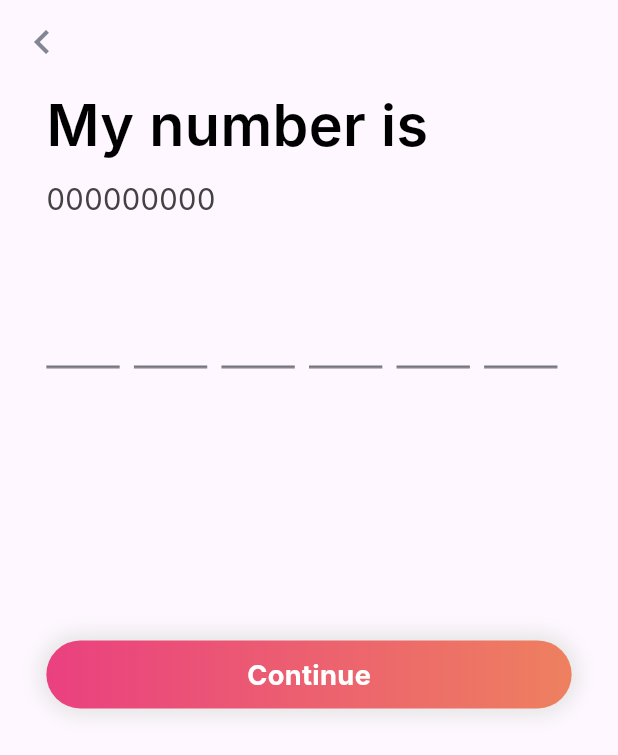
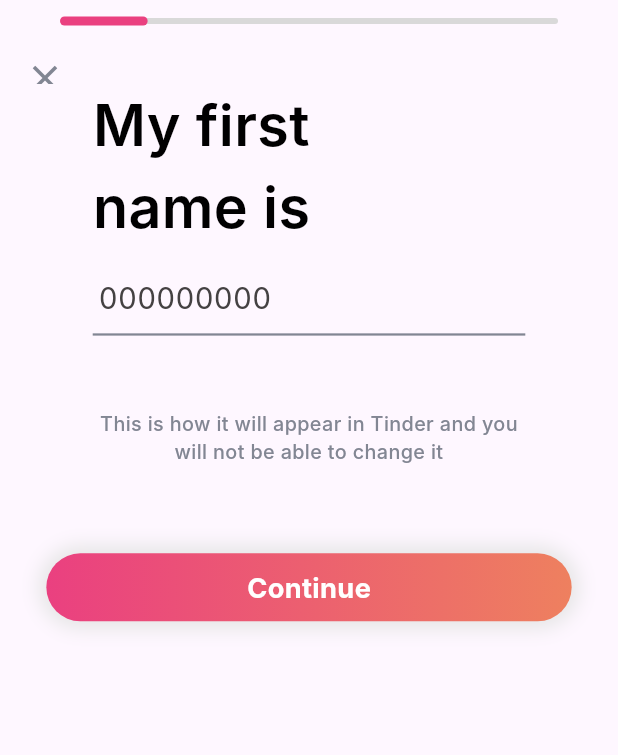
Before and after one commit to Aabis-Ahmed-Hassan/tinder_app_ui, a Flutter app: the EnterPhoneNumber screen opened directly, after a tap on "Continue", on a phone screen of 412 x 824 dp. Shown: the top 755 px of the screen. Run offline on Flutter 3.47's test engine with Material 3 defaults, Android fonts, the phone set to English and light mode, and no system bars; Roboto replaces fonts that are missing (Inter).

Commit message:
done with enter_name.dart

```diff
--- a/lib/components/logo_image_widget.dart
+++ b/lib/components/logo_image_widget.dart
@@ -11,8 +11,8 @@ class LogoImageWidget extends StatelessWidget {
       shaderCallback: (Rect bounds) {
         return LinearGradient(
           colors: [
-            AppColors.gradientColorTwo,
-            AppColors.gradientColorOne
+            AppColors.defaultColorRed,
+            AppColors.defaultColorOrange
           ], // Gradient colors
           begin: Alignment.centerLeft,
           end: Alignment.centerRight,
--- a/lib/components/my_app_bar.dart
+++ b/lib/components/my_app_bar.dart
@@ -6,6 +6,7 @@ class MyAppBar extends StatelessWidget implements PreferredSizeWidget {
   Icon? leadingIcon;
   bool showTitle;
 
+  bool centerTitle;
   Widget? title;
   bool showActions;
   List<Widget>? actions;
@@ -17,6 +18,7 @@ class MyAppBar extends StatelessWidget implements PreferredSizeWidget {
     this.title,
     required this.showActions,
     this.actions,
+    this.centerTitle = true,
   });
 
   Size get preferredSize => const Size.fromHeight(kToolbarHeight);
@@ -31,10 +33,11 @@ class MyAppBar extends StatelessWidget implements PreferredSizeWidget {
               },
               child: leadingIcon,
             )
-          : Container(),
-      title: showTitle ? title : Container(),
-      centerTitle: true,
-      actions: showActions ? actions : [],
+          : null,
+      automaticallyImplyLeading: false,
+      title: showTitle ? title : null,
+      centerTitle: centerTitle,
+      actions: showActions ? actions : null,
     );
   }
 }
--- a/lib/components/my_button.dart
+++ b/lib/components/my_button.dart
@@ -28,8 +28,8 @@ class MyButton extends StatelessWidget {
             ],
             gradient: LinearGradient(
               colors: [
-                AppColors.gradientColorTwo,
-                AppColors.gradientColorOne,
+                AppColors.defaultColorRed,
+                AppColors.defaultColorOrange,
               ],
             ),
           ),
--- a/lib/constants/app_colors.dart
+++ b/lib/constants/app_colors.dart
@@ -2,8 +2,8 @@ import 'package:flutter/material.dart';
 
 class AppColors {
   //orange
-  static const gradientColorOne = Color(0xffEE805F);
+  static const defaultColorOrange = Color(0xffEE805F);
   //red
-  static const gradientColorTwo = Color(0xffEA4080);
+  static const defaultColorRed = Color(0xffEA4080);
   static const appBarLeadingIconColor = Color(0xff828693);
 }
--- a/lib/main.dart
+++ b/lib/main.dart
@@ -1,4 +1,5 @@
 import 'package:flutter/material.dart';
+import 'package:tinder_app_ui/screens/enter_name.dart';
 import 'package:tinder_app_ui/screens/enter_phone_number.dart';
 import 'package:tinder_app_ui/screens/oops_screen.dart';
 import 'package:tinder_app_ui/screens/otp_verification.dart';
@@ -50,6 +51,12 @@
                     MaterialPageRoute(
                         builder: (context) => OTP_Verification()));
               }),
+          MyScreen(
+              title: 'My Name Is Screen',
+              onTap: () {
+                Navigator.push(context,
+                    MaterialPageRoute(builder: (context) => Enter_Name()));
+              }),
         ],
       ),
     );
--- /dev/null
+++ b/lib/screens/enter_name.dart
@@ -0,0 +1,130 @@
+import 'package:flutter/material.dart';
+import 'package:tinder_app_ui/components/my_button.dart';
+import 'package:tinder_app_ui/constants/app_colors.dart';
+import 'package:tinder_app_ui/constants/app_texts.dart';
+
+import '../components/my_app_bar.dart';
+import '../constants/app_padding.dart';
+
+class Enter_Name extends StatelessWidget {
+  const Enter_Name({super.key});
+
+  @override
+  Widget build(BuildContext context) {
+    var height = MediaQuery.of(context).size.height * 1;
+    var width = MediaQuery.of(context).size.width * 1;
+    return Scaffold(
+      appBar: MyAppBar(
+        showLeading: false,
+        showActions: false,
+        showTitle: true,
+        title: Column(
+          mainAxisAlignment: MainAxisAlignment.start,
+          crossAxisAlignment: CrossAxisAlignment.start,
+          children: [
+            SliderTheme(
+              data: SliderTheme.of(context).copyWith(
+                thumbShape: RoundSliderThumbShape(enabledThumbRadius: 0.0),
+              ),
+              child: Slider(
+                activeColor: AppColors.defaultColorRed,
+                inactiveColor: Color(0xffD9D9D9),
+                thumbColor: Colors.transparent,
+                value: 0.17,
+                onChanged: (value) {},
+              ),
+            ),
+            Icon(
+              Icons.close,
+              color: AppColors.appBarLeadingIconColor,
+              size: 28,
+            ),
+          ],
+        ),
+        centerTitle: false,
+      ),
+      body: SingleChildScrollView(
+        child: Padding(
+          padding:
+              EdgeInsets.symmetric(horizontal: width * AppPadding.myPadding),
+          child: Column(
+            crossAxisAlignment: CrossAxisAlignment.start,
+            children: [
+              Padding(
+                padding: EdgeInsets.symmetric(
+                    horizontal: width * AppPadding.myPadding),
+                child: Column(
+                  crossAxisAlignment: CrossAxisAlignment.start,
+                  children: [
+                    const Text(
+                      'My first\nname is',
+                      style: AppTexts.myHeadingTextStyle1,
+                      textAlign: TextAlign.start,
+                    ),
+                    SizedBox(
+                      height: height * 0.01,
+                    ),
+                    Container(
+                      padding: EdgeInsets.zero,
+                      margin: EdgeInsets.zero,
+                      decoration: const BoxDecoration(
+                        border: Border(
+                          bottom: BorderSide(
+                            color: Color(0xff828693),
+                            width: 1.5,
+                          ),
+                        ),
+                      ),
+                      child: TextFormField(
+                        style: TextStyle(
+                          color: Color(0xff444142),
+                          fontSize: 19.48,
+                          fontFamily: 'Inter',
+                          fontWeight: FontWeight.w400,
+                        ),
+                        decoration: const InputDecoration(
+                          contentPadding: EdgeInsets.zero,
+                          border: OutlineInputBorder(
+                            borderSide: BorderSide.none,
+                          ),
+                          hintText: '000000000',
+                          hintStyle: TextStyle(
+                            color: Color(0xff444142),
+                            fontSize: 19.48,
+                            fontFamily: 'Inter',
+                            fontWeight: FontWeight.w400,
+                          ),
+                        ),
+                      ),
+                    ),
+                    SizedBox(
+                      height: height * 0.06,
+                    ),
+                    Text(
+                      'This is how it will appear in Tinder and you will not be able to change it',
+                      style: TextStyle(
+                        color: Color(0xff828693),
+                        fontWeight: FontWeight.w500,
+                        fontFamily: 'Inter',
+                        fontSize: 13.19,
+                      ),
+                      textAlign: TextAlign.center,
+                    ),
+                  ],
+                ),
+              ),
+              SizedBox(
+                height: height * 0.07,
+              ),
+              MyButton(
+                title: 'Continue',
+                onTap: () {},
+                widthInMediaQuery: 1,
+              ),
+            ],
+          ),
+        ),
+      ),
+    );
+  }
+}
--- a/lib/screens/enter_phone_number.dart
+++ b/lib/screens/enter_phone_number.dart
@@ -1,7 +1,7 @@
 import 'package:flutter/material.dart';
 import 'package:tinder_app_ui/components/my_button.dart';
 import 'package:tinder_app_ui/constants/app_texts.dart';
-import 'package:tinder_app_ui/screens/otp_verification.dart';
+import 'package:tinder_app_ui/screens/enter_name.dart';
 
 import '../components/my_app_bar.dart';
 import '../constants/app_colors.dart';
@@ -92,6 +92,12 @@ class EnterPhoneNumber extends StatelessWidget {
                         ),
                       ),
                       child: TextFormField(
+                        style: TextStyle(
+                          color: Color(0xff444142),
+                          fontSize: 19.48,
+                          fontFamily: 'Inter',
+                          fontWeight: FontWeight.w400,
+                        ),
                         decoration: const InputDecoration(
                           contentPadding: EdgeInsets.zero,
                           border: OutlineInputBorder(
@@ -155,7 +161,7 @@ class EnterPhoneNumber extends StatelessWidget {
                   Navigator.push(
                     context,
                     MaterialPageRoute(
-                      builder: (context) => OTP_Verification(),
+                      builder: (context) => Enter_Name(),
                     ),
                   );
                 },
--- a/lib/screens/oops_screen.dart
+++ b/lib/screens/oops_screen.dart
@@ -6,6 +6,7 @@ import 'package:tinder_app_ui/constants/app_colors.dart';
 import 'package:tinder_app_ui/constants/app_padding.dart';
 import 'package:tinder_app_ui/constants/app_texts.dart';
 import 'package:tinder_app_ui/constants/icon_size.dart';
+import 'package:tinder_app_ui/screens/enter_phone_number.dart';
 
 class OOPS_Screen extends StatelessWidget {
   const OOPS_Screen({super.key});
@@ -52,7 +53,14 @@ class OOPS_Screen extends StatelessWidget {
                 SizedBox(
                   height: height * 0.225,
                 ),
-                MyButton(title: 'Create Your Account', onTap: () {}),
+                MyButton(
+                    title: 'Create Your Account',
+                    onTap: () {
+                      Navigator.push(
+                          context,
+                          MaterialPageRoute(
+                              builder: (context) => EnterPhoneNumber()));
+                    }),
               ],
             ),
           ),
--- a/lib/screens/otp_verification.dart
+++ b/lib/screens/otp_verification.dart
@@ -31,7 +31,7 @@ class OTP_Verification extends StatelessWidget {
             crossAxisAlignment: CrossAxisAlignment.start,
             children: [
               const Text(
-                'My number is',
+                'My code is',
                 style: AppTexts.myHeadingTextStyle1,
               ),
               SizedBox(
```
